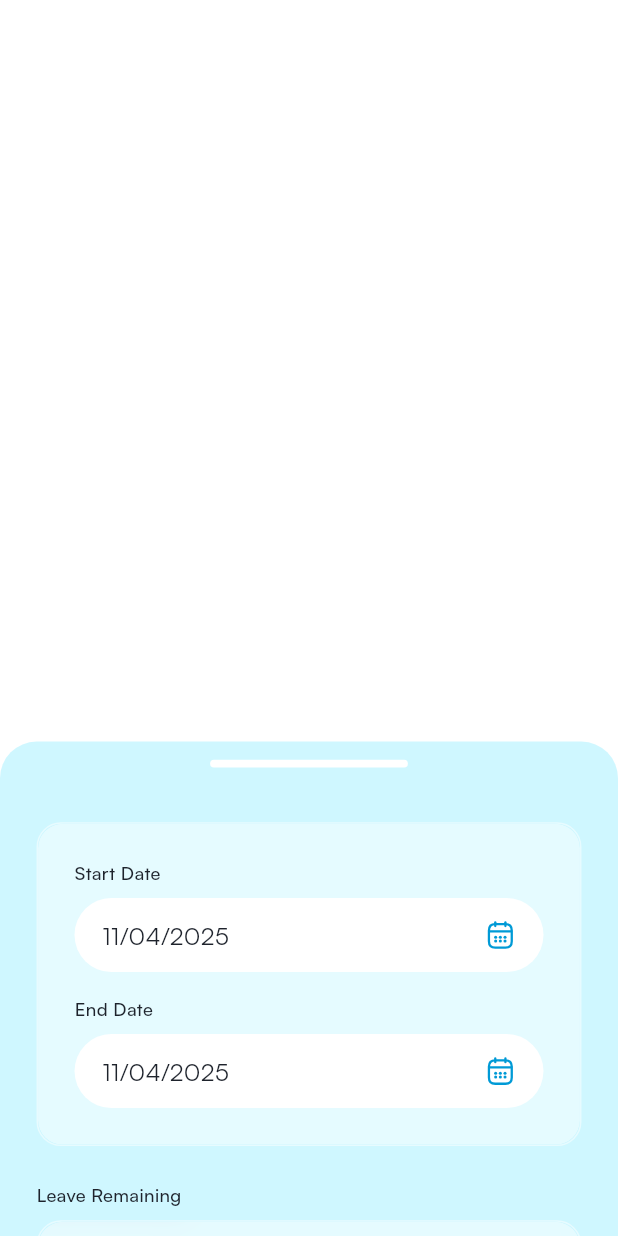
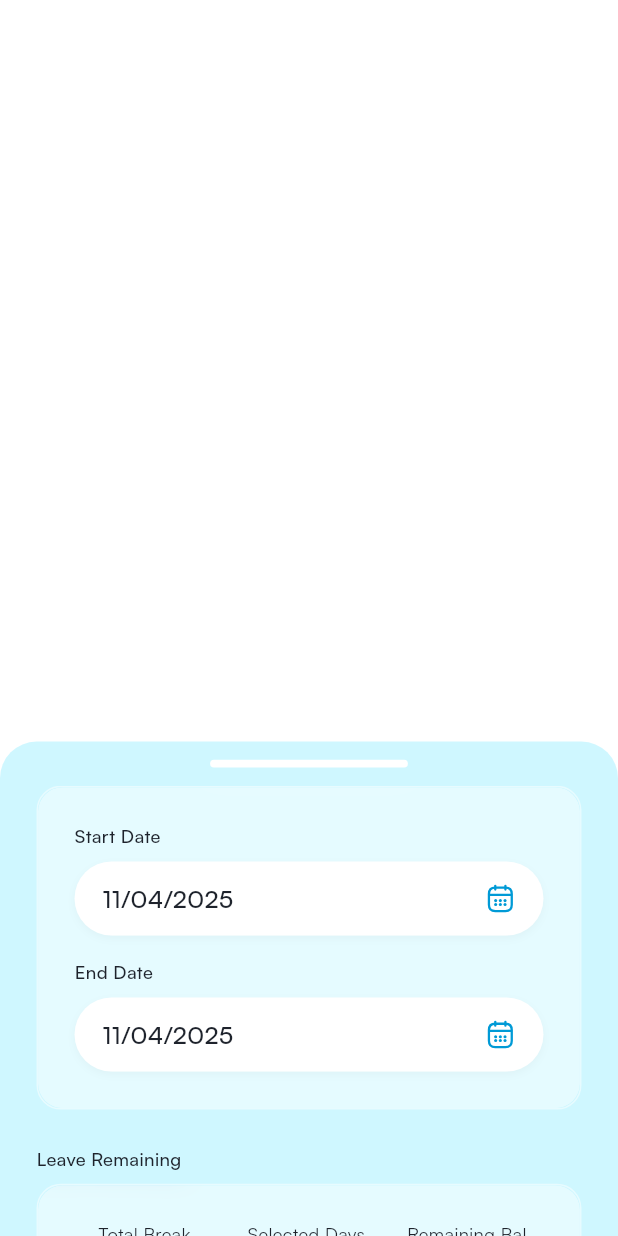
Before and after one commit to Jossyboydgenius/BetterBreaks, a Flutter app: the SummaryBottomSheet widget shown alone on an empty page, opened directly with empty values, on a phone screen of 412 x 824 dp. Run offline on Flutter 3.47's test engine with Material 3 defaults, Android fonts, the phone set to English and light mode, and no system bars; our stand-ins replace bot_toast, connectivity_plus, dots_indicator, fl_chart, flutter_dotenv, flutter_screenutil and 4 more; missing offline and left inert: easy_pie_chart; project files that could hold a hidden picture were left out.

Commit message:
Refine SummaryBottomSheet layout and styling for enhanced user experience
Updated padding in the SummaryBottomSheet to improve layout consistency. Adjusted border opacity and added box shadow for a more polished appearance. Enhanced text styling for better readability, ensuring a more engaging user interface.

```diff
--- a/lib/ui/widgets/summary_bottom_sheet.dart
+++ b/lib/ui/widgets/summary_bottom_sheet.dart
@@ -99,7 +99,7 @@ class _SummaryBottomSheetState extends State<SummaryBottomSheet> {
                 child: SingleChildScrollView(
                   controller: scrollController,
                   child: Padding(
-                    padding: EdgeInsets.all(24.r),
+                    padding: EdgeInsets.fromLTRB(24.r, 0, 24.r, 24.r),
                     child: Column(
                       crossAxisAlignment: CrossAxisAlignment.start,
                       children: [
@@ -173,7 +173,14 @@ class _SummaryBottomSheetState extends State<SummaryBottomSheet> {
             decoration: BoxDecoration(
               color: Colors.white,
               borderRadius: BorderRadius.circular(32.r),
-              border: Border.all(color: Colors.white.withOpacity(0.3)),
+              border: Border.all(color: Colors.white.withOpacity(0.2)),
+              boxShadow: [
+                BoxShadow(
+                  color: Colors.black.withOpacity(0.03),
+                  blurRadius: 4,
+                  offset: const Offset(0, 2),
+                ),
+              ],
             ),
             child: Row(
               children: [
@@ -183,7 +190,7 @@ class _SummaryBottomSheetState extends State<SummaryBottomSheet> {
                       : 'Select date',
                   style: TextStyle(
                     fontSize: 16.sp,
-                    fontWeight: FontWeight.normal,
+                    fontWeight: FontWeight.w500,
                     color: AppColors.lightBlack,
                   ),
                 ),
@@ -214,7 +221,14 @@ class _SummaryBottomSheetState extends State<SummaryBottomSheet> {
             decoration: BoxDecoration(
               color: Colors.white,
               borderRadius: BorderRadius.circular(32.r),
-              border: Border.all(color: Colors.white.withOpacity(0.3)),
+              border: Border.all(color: Colors.white.withOpacity(0.2)),
+              boxShadow: [
+                BoxShadow(
+                  color: Colors.black.withOpacity(0.03),
+                  blurRadius: 4,
+                  offset: const Offset(0, 2),
+                ),
+              ],
             ),
             child: Row(
               children: [
@@ -224,7 +238,7 @@ class _SummaryBottomSheetState extends State<SummaryBottomSheet> {
                       : 'Select date',
                   style: TextStyle(
                     fontSize: 16.sp,
-                    fontWeight: FontWeight.normal,
+                    fontWeight: FontWeight.w500,
                     color: AppColors.lightBlack,
                   ),
                 ),
```
